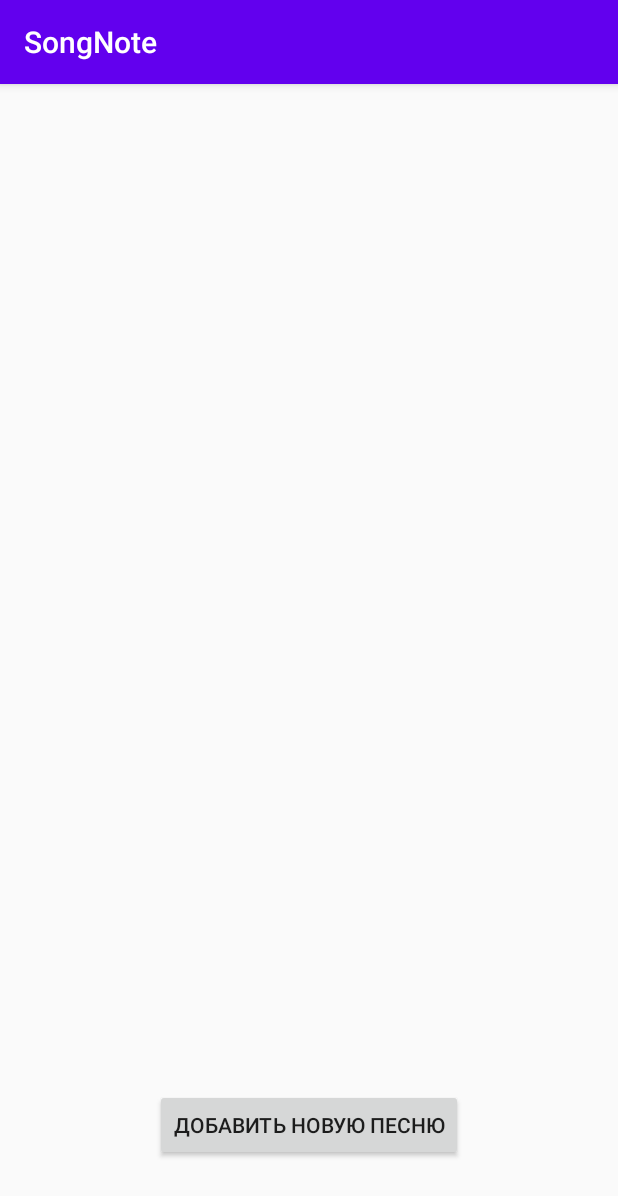
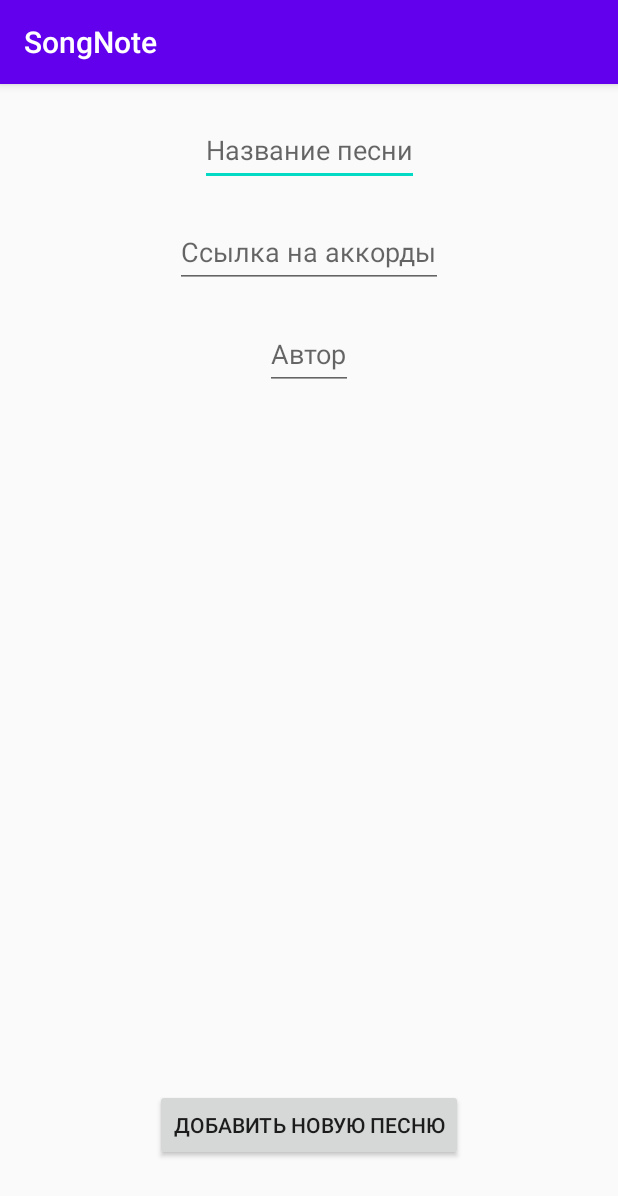
Before and after one commit to pSavin1337/SongNote, an Android app: the screen it shows after launch (MainActivity before the commit, AddSongActivity after it), after a tap on "ДОБАВИТЬ НОВУЮ ПЕСНЮ", on a phone screen of 412 x 824 dp. Shown: the top 1196 px of the screen. Run offline under Robolectric (Android 15) with nearby library versions, the phone set to English and light mode, and no system bars.

Commit message:
added view and delete functions

```diff
--- a/app/build.gradle
+++ b/app/build.gradle
@@ -33,11 +33,13 @@ android {
 
 dependencies {
 
+    implementation 'org.jetbrains.kotlinx:kotlinx-coroutines-core:1.5.0'
+    implementation 'org.jetbrains.kotlinx:kotlinx-coroutines-android:1.0.1'
     implementation 'androidx.core:core-ktx:1.6.0'
     implementation 'androidx.appcompat:appcompat:1.3.1'
     implementation 'com.google.android.material:material:1.4.0'
     implementation 'androidx.constraintlayout:constraintlayout:2.1.1'
-    testImplementation 'junit:junit:4.+'
+    testImplementation 'junit:junit:4.13.2'
     androidTestImplementation 'androidx.test.ext:junit:1.1.3'
     androidTestImplementation 'androidx.test.espresso:espresso-core:3.4.0'
 }
--- a/app/src/main/AndroidManifest.xml
+++ b/app/src/main/AndroidManifest.xml
@@ -10,6 +10,9 @@
         android:supportsRtl="true"
         android:theme="@style/Theme.SongNote">
         <activity
+            android:name=".view.AddSongActivity"
+            android:exported="true" />
+        <activity
             android:name=".view.MainActivity"
             android:exported="true">
             <intent-filter>
--- a/app/src/main/java/com/lospollos/songnote/database/DatabaseHelper.kt
+++ b/app/src/main/java/com/lospollos/songnote/model/DatabaseHelper.kt
@@ -1,4 +1,4 @@
-package com.lospollos.songnote.database
+package com.lospollos.songnote.model
 
 import android.content.Context
 import android.database.sqlite.SQLiteDatabase
--- /dev/null
+++ b/app/src/main/java/com/lospollos/songnote/model/SongsModel.kt
@@ -0,0 +1,5 @@
+package com.lospollos.songnote.model
+
+class SongsModel(var name: String, var author: String, var link: String, var toAdd: Boolean) {
+
+}
--- /dev/null
+++ b/app/src/main/java/com/lospollos/songnote/model/SongsStorage.kt
@@ -0,0 +1,84 @@
+package com.lospollos.songnote.model
+
+import android.annotation.SuppressLint
+import android.content.ContentValues
+import android.content.Context
+import android.database.sqlite.SQLiteDatabase
+import android.database.sqlite.SQLiteException
+import kotlinx.coroutines.CoroutineScope
+import kotlinx.coroutines.Dispatchers
+import kotlinx.coroutines.async
+
+class SongsStorage(context: Context) {
+
+    private var context: Context
+    private var db: SQLiteDatabase
+
+    init {
+        val dbHelper = DatabaseHelper(context)
+        this.context = context
+        try {
+            this.db = dbHelper.writableDatabase
+        }
+        catch (ex : SQLiteException){
+            this.db = dbHelper.readableDatabase
+        }
+    }
+
+    @SuppressLint("Range")
+    fun getSongs() : List<SongsModel> {
+        //val list = CoroutineScope(Dispatchers.IO).async {
+            val cursor = db.query(TABLE_NAME, null, null, null, null, null, null)
+
+            val list: MutableList<SongsModel> = ArrayList()
+            if (!cursor.moveToFirst()) {
+                return list
+            }
+            do {
+                val songsModel = SongsModel(
+                    cursor.getString(cursor.getColumnIndex("name")),
+                    cursor.getString(cursor.getColumnIndex("author")),
+                    cursor.getString(cursor.getColumnIndex("link")),
+                    false
+                )
+                list.add(songsModel)
+                cursor.moveToNext()
+            } while (!cursor.isAfterLast)
+            return list
+       // }
+        //return list
+    }
+
+    fun addSong(songsModel: SongsModel) {
+        CoroutineScope(Dispatchers.IO).async {
+            val contentValues = ContentValues()
+            contentValues.put("name", songsModel.name);
+            contentValues.put("author", songsModel.author);
+            contentValues.put("link", songsModel.link);
+            db.insert(TABLE_NAME, null, contentValues)
+        }
+    }
+
+    fun updateSong(id: Int, newSongsModel: SongsModel) {
+        CoroutineScope(Dispatchers.IO).async {
+            val contentValues = ContentValues()
+            contentValues.put("name", newSongsModel.name);
+            contentValues.put("author", newSongsModel.author);
+            contentValues.put("link", newSongsModel.link);
+            val where = "id = $id"
+            db.update(TABLE_NAME, contentValues, where, null)
+        }
+    }
+
+    fun deleteSong(id : Int) {
+        CoroutineScope(Dispatchers.IO).async {
+            val where = "id = $id"
+            db.delete(TABLE_NAME, where, null)
+        }
+    }
+
+    companion object {
+        private val TABLE_NAME = "songs" // название бд
+    }
+
+}
--- /dev/null
+++ b/app/src/main/java/com/lospollos/songnote/view/AddSongActivity.kt
@@ -0,0 +1,40 @@
+package com.lospollos.songnote.view
+
+import android.content.Intent
+import androidx.appcompat.app.AppCompatActivity
+import android.os.Bundle
+import android.view.View
+import android.widget.EditText
+import androidx.lifecycle.ViewModelProvider
+import com.lospollos.songnote.R
+import com.lospollos.songnote.model.SongsModel
+import com.lospollos.songnote.viewModel.AddSongFactory
+import com.lospollos.songnote.viewModel.SongsViewModel
+
+class AddSongActivity : AppCompatActivity() {
+
+    override fun onCreate(savedInstanceState: Bundle?) {
+        super.onCreate(savedInstanceState)
+        setContentView(R.layout.activity_add_song)
+    }
+
+    fun onClickButtonAddSong(v : View) {
+
+        val nameForm = findViewById<EditText>(R.id.nameForm)
+        val authorForm = findViewById<EditText>(R.id.authorForm)
+        val linkForm = findViewById<EditText>(R.id.linkForm)
+
+        val songsModel = SongsModel(nameForm.text.toString(),
+            authorForm.text.toString(),
+            linkForm.text.toString(),
+            true
+        )
+        val songsViewModel = ViewModelProvider(this, AddSongFactory(application, songsModel))
+            .get(SongsViewModel::class.java)
+
+        val intent = Intent(this, MainActivity::class.java)
+        startActivity(intent)
+
+    }
+
+}
--- a/app/src/main/java/com/lospollos/songnote/view/MainActivity.kt
+++ b/app/src/main/java/com/lospollos/songnote/view/MainActivity.kt
@@ -1,18 +1,98 @@
 package com.lospollos.songnote.view
 
+import android.content.Intent
 import androidx.appcompat.app.AppCompatActivity
 import android.os.Bundle
 import android.view.View
 import com.lospollos.songnote.R
+import android.widget.TextView
+
+import android.view.Gravity
+
+import android.graphics.Color
+
+import android.widget.TableLayout
+import android.widget.TableRow
+import androidx.lifecycle.Observer
+import androidx.lifecycle.ViewModelProvider
+import com.lospollos.songnote.model.SongsModel
+import com.lospollos.songnote.viewModel.AddSongFactory
+import com.lospollos.songnote.viewModel.SongsViewModel
+
 
 class MainActivity : AppCompatActivity() {
+
+    lateinit var songsViewModel: SongsViewModel
+
     override fun onCreate(savedInstanceState: Bundle?) {
         super.onCreate(savedInstanceState)
         setContentView(R.layout.activity_main)
+
+        songsViewModel = ViewModelProvider(this, AddSongFactory(application,
+            SongsModel("", "", "", false)))
+            .get(SongsViewModel::class.java)
+
+        songsViewModel.liveData.observe(this, Observer {
+            fillTable(listOf<String>("Название", "Автор", "Ссылка"),
+                it)
+        })
+
+    }
+
+
+    fun fillTable(titles: List<String>, songs: List<SongsModel>) {
+        val tableLayout = findViewById<TableLayout>(R.id.tableLayoutSongs)
+        val tableRowTitles = TableRow(this)
+        for (title in titles) {
+            val textView = TextView(this)
+            textView.textSize = 16f
+            textView.text = title
+            textView.setTextColor(Color.WHITE)
+            textView.gravity = Gravity.CENTER
+            textView.width = windowManager.defaultDisplay.width / 3
+            tableRowTitles.addView(textView)
+        }
+        tableRowTitles.setBackgroundColor(Color.parseColor("#FF6200EE"))
+        tableLayout.addView(tableRowTitles)
+        for (song in songs) {
+            val tableRow = TableRow(this)
+            val textViewName = TextView(this)
+            textViewName.text = song.name
+            textViewName.height = 170
+            textViewName.textSize = 16f
+            textViewName.setTextColor(Color.WHITE)
+            textViewName.gravity = Gravity.CENTER
+            val textViewAuthor = TextView(this)
+            textViewAuthor.height = 170
+            textViewAuthor.textSize = 16f
+            textViewAuthor.text = song.author
+            textViewAuthor.setTextColor(Color.WHITE)
+            textViewAuthor.gravity = Gravity.CENTER
+            val textViewLink = TextView(this)
+            textViewLink.text = song.link
+            textViewLink.height = 170
+            textViewLink.textSize = 16f
+            textViewLink.setTextColor(Color.WHITE)
+            textViewLink.gravity = Gravity.CENTER
+            tableRow.addView(textViewName)
+            tableRow.addView(textViewAuthor)
+            tableRow.addView(textViewLink)
+            tableRow.setBackgroundColor(Color.parseColor("#FF6200EE"))
+            tableRow.setOnClickListener(View.OnClickListener {
+                val selectedRow = tableRow
+                for (i in 0 until tableLayout.childCount) {
+                    val view = tableLayout.getChildAt(i)
+                    (view as? TableRow)?.setBackgroundColor(Color.parseColor("#FF6200EE"))
+                }
+                tableRow.setBackgroundColor(Color.parseColor("#FF6200FF"))
+            })
+            tableLayout.addView(tableRow)
+        }
     }
 
     fun addSongButtonOnClick(v : View) {
-
+        val intent = Intent(this, AddSongActivity::class.java)
+        startActivity(intent)
     }
 
 }
--- /dev/null
+++ b/app/src/main/java/com/lospollos/songnote/viewModel/AddSongFactory.kt
@@ -0,0 +1,15 @@
+package com.lospollos.songnote.viewModel
+
+import android.app.Application
+import androidx.lifecycle.ViewModel
+import androidx.lifecycle.ViewModelProvider
+import com.lospollos.songnote.model.SongsModel
+
+class AddSongFactory(val application: Application, val songsModel: SongsModel) :
+    ViewModelProvider.AndroidViewModelFactory(application) {
+
+    override fun <T : ViewModel?> create(modelClass: Class<T>): T {
+        return SongsViewModel(application, songsModel) as T
+    }
+
+}
--- /dev/null
+++ b/app/src/main/java/com/lospollos/songnote/viewModel/SongsViewModel.kt
@@ -0,0 +1,29 @@
+package com.lospollos.songnote.viewModel
+
+import android.app.Application
+import androidx.lifecycle.AndroidViewModel
+import androidx.lifecycle.MutableLiveData
+import com.lospollos.songnote.model.SongsModel
+import com.lospollos.songnote.model.SongsStorage
+
+class SongsViewModel(application: Application, var songsModel: SongsModel) : AndroidViewModel(application) {
+
+    val liveData = MutableLiveData<List<SongsModel>>()
+    val songsStorage = SongsStorage(application)
+
+    init {
+        if(songsModel.toAdd)
+            insert()
+        else
+            getSongs()
+    }
+
+    private fun getSongs() {
+        liveData.value = songsStorage.getSongs()
+    }
+
+    private fun insert() {
+        songsStorage.addSong(songsModel)
+    }
+
+}
--- /dev/null
+++ b/app/src/main/res/layout/activity_add_song.xml
@@ -0,0 +1,62 @@
+<?xml version="1.0" encoding="utf-8"?>
+<androidx.constraintlayout.widget.ConstraintLayout xmlns:android="http://schemas.android.com/apk/res/android"
+    xmlns:app="http://schemas.android.com/apk/res-auto"
+    xmlns:tools="http://schemas.android.com/tools"
+    android:layout_width="match_parent"
+    android:layout_height="match_parent"
+    tools:context=".view.AddSongActivity">
+
+    <EditText
+        android:id="@+id/nameForm"
+        android:layout_width="wrap_content"
+        android:layout_height="wrap_content"
+        android:layout_marginStart="50dp"
+        android:layout_marginTop="20dp"
+        android:layout_marginEnd="50dp"
+        android:hint="@string/song_name"
+        android:minHeight="48dp"
+        app:layout_constraintEnd_toEndOf="parent"
+        app:layout_constraintStart_toStartOf="parent"
+        app:layout_constraintTop_toTopOf="parent" />
+
+    <EditText
+        android:id="@+id/authorForm"
+        android:layout_width="wrap_content"
+        android:layout_height="wrap_content"
+        android:layout_marginStart="133dp"
+        android:layout_marginTop="20dp"
+        android:layout_marginEnd="134dp"
+        android:hint="@string/song_author"
+        android:minHeight="48dp"
+        app:layout_constraintEnd_toEndOf="parent"
+        app:layout_constraintStart_toStartOf="parent"
+        app:layout_constraintTop_toBottomOf="@+id/linkForm" />
+
+    <EditText
+        android:id="@+id/linkForm"
+        android:layout_width="wrap_content"
+        android:layout_height="wrap_content"
+        android:layout_marginStart="133dp"
+        android:layout_marginTop="20dp"
+        android:layout_marginEnd="134dp"
+        android:hint="@string/song_link"
+        android:minHeight="48dp"
+        app:layout_constraintEnd_toEndOf="parent"
+        app:layout_constraintStart_toStartOf="parent"
+        app:layout_constraintTop_toBottomOf="@+id/nameForm" />
+
+    <Button
+        android:id="@+id/button"
+        android:layout_width="wrap_content"
+        android:layout_height="wrap_content"
+        android:layout_marginStart="161dp"
+        android:layout_marginEnd="162dp"
+        android:layout_marginBottom="50dp"
+        android:text="@string/add_song_button"
+        android:onClick="onClickButtonAddSong"
+        app:layout_constraintBottom_toBottomOf="parent"
+        app:layout_constraintEnd_toEndOf="parent"
+        app:layout_constraintStart_toStartOf="parent"
+        tools:ignore="UsingOnClickInXml" />
+
+</androidx.constraintlayout.widget.ConstraintLayout>
--- a/app/src/main/res/layout/activity_main.xml
+++ b/app/src/main/res/layout/activity_main.xml
@@ -1,6 +1,7 @@
 <?xml version="1.0" encoding="utf-8"?>
 <androidx.constraintlayout.widget.ConstraintLayout xmlns:android="http://schemas.android.com/apk/res/android"
     xmlns:app="http://schemas.android.com/apk/res-auto"
+    xmlns:tools="http://schemas.android.com/tools"
     android:layout_width="match_parent"
     android:layout_height="match_parent">
 
@@ -14,11 +15,10 @@
         app:layout_constraintEnd_toEndOf="parent"
         app:layout_constraintStart_toStartOf="parent"
         app:layout_constraintTop_toTopOf="parent">
-
-        <LinearLayout
+        <TableLayout
+            android:id="@+id/tableLayoutSongs"
             android:layout_width="match_parent"
-            android:layout_height="wrap_content"
-            android:orientation="vertical" />
+            android:layout_height="match_parent"></TableLayout>
     </ScrollView>
 
     <Button
@@ -32,5 +32,6 @@
         android:text="@string/add_song_button"
         app:layout_constraintBottom_toBottomOf="parent"
         app:layout_constraintEnd_toEndOf="parent"
-        app:layout_constraintStart_toStartOf="parent" />
+        app:layout_constraintStart_toStartOf="parent"
+        tools:ignore="UsingOnClickInXml" />
 </androidx.constraintlayout.widget.ConstraintLayout>
```
Also changed, not shown: app/src/main/java/com/lospollos/songnote/model/MutableLiveData.kt (added, +7 -0 lines), app/src/main/java/com/lospollos/songnote/model/SongsStates.kt (added, +10 -0 lines).
